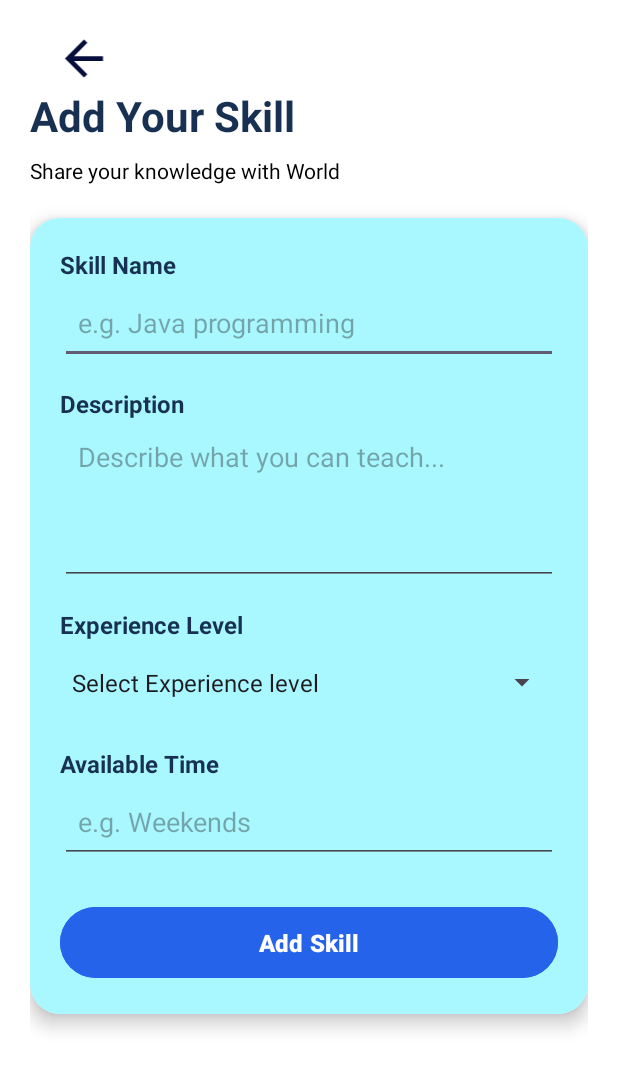
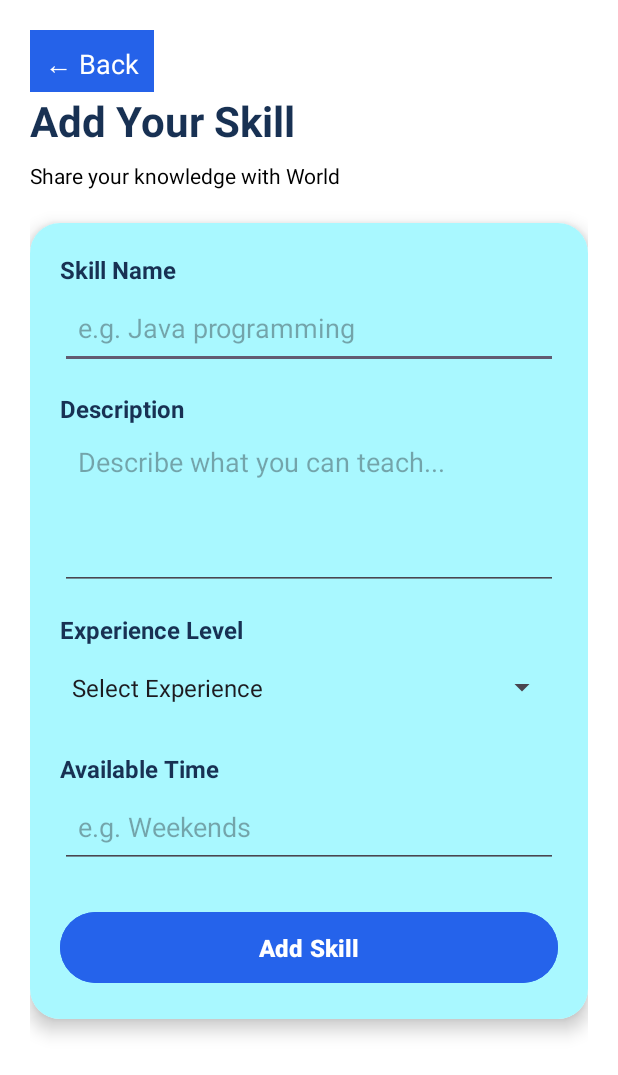
Before and after one commit to coderiraj123/TimeBank-Android-App, an Android app: the AddSkillsActivity screen opened directly, with no data from a screen before it, on a phone screen of 412 x 824 dp. Shown: the top 1075 px of the screen. Run offline under Robolectric (Android 15) with nearby library versions, the phone set to English and light mode, and no system bars.

Commit message:
Add my skills Activity to save your skills

```diff
--- a/app/src/main/AndroidManifest.xml
+++ b/app/src/main/AndroidManifest.xml
@@ -41,6 +41,10 @@
             android:name=".AddSkillsActivity"
             android:exported="false"
             android:windowSoftInputMode="adjustResize" />
+        <activity
+            android:name=".MySkillsActivity"
+            android:exported="false"
+            android:windowSoftInputMode="adjustResize" />
     </application>
 
 </manifest>
--- a/app/src/main/java/com/timebank/app/AddSkillsActivity.java
+++ b/app/src/main/java/com/timebank/app/AddSkillsActivity.java
@@ -8,6 +8,7 @@ import android.widget.ArrayAdapter;
 import android.widget.EditText;
 import android.widget.Spinner;
 import android.widget.Button;
+import android.widget.TextView;
 import android.widget.Toast;
 
 import androidx.activity.EdgeToEdge;
@@ -21,7 +22,8 @@ public class AddSkillsActivity extends AppCompatActivity {
     EditText SkillName, SkillDescription, AvailableTime;
     Spinner Experience;
     Button btnAddSkill;
-View back;
+    TextView back;
+
     @Override
     protected void onCreate(Bundle savedInstanceState) {
         super.onCreate(savedInstanceState);
@@ -34,10 +36,11 @@ View back;
         AvailableTime = findViewById(R.id.etAvailableTime);
         Experience = findViewById(R.id.spExperience);
         btnAddSkill = findViewById(R.id.btnAddSkill);
+        back = findViewById(R.id.backh);
 
         // Spinner options
         String[] levels = {
-                "Select Experience level",
+                "Select Experience ",
                 "Beginner",
                 "Intermediate",
                 "Expert"
@@ -55,8 +58,14 @@ View back;
 
         Experience.setAdapter(adapter);
 
-        btnAddSkill.setOnClickListener(v -> saveSkill());
+        btnAddSkill.setOnClickListener(v -> saveSkill()
+        );
+        back.setOnClickListener(view -> {
+            finish();
+        });
+
     }
+
 
     private void saveSkill() {
 
@@ -118,10 +127,7 @@ View back;
             Toast.makeText(this, "Unable to save skill",
                     Toast.LENGTH_SHORT).show();
         }
-        back=findViewById(R.id.backh);
-        back.setOnClickListener(view -> {
-            Intent i=new Intent(this, HomeActivity.class);
-            startActivity(i);
-        });
+
     }
+
 }
--- a/app/src/main/res/layout/activity_add_skills.xml
+++ b/app/src/main/res/layout/activity_add_skills.xml
@@ -13,15 +13,17 @@
         android:orientation="vertical"
         android:padding="20dp">
 
-        <ImageView
+        <TextView
             android:id="@+id/backh"
-            android:layout_width="72dp"
-            android:layout_height="38dp"
-            android:layout_gravity="start"
-            android:backgroundTintMode="src_over"
-            android:hapticFeedbackEnabled="true"
-            android:textAlignment="viewStart"
-            app:srcCompat="@drawable/baseline_arrow_back_24" />
+            android:layout_width="wrap_content"
+            android:layout_height="41dp"
+            android:background="#2562E9"
+            android:clickable="true"
+            android:focusable="true"
+            android:padding="10dp"
+            android:text="← Back"
+            android:textColor="@color/white"
+            android:textSize="18sp" />
 
         <TextView
             android:layout_width="match_parent"
```
Also changed, not shown: app/src/main/java/com/timebank/app/HomeActivity.java (+7 -4 lines), app/src/main/java/com/timebank/app/MySkillsActivity.java (added, +84 -0 lines), app/src/main/res/layout/activity_home.xml (+21 -9 lines), app/src/main/res/layout/activity_my_skills.xml (added, +52 -0 lines).
